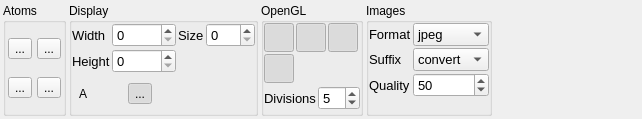
Before: the Qt Designer form settings.ui in piti-diablotin/qAgate, drawn with Qt 5.
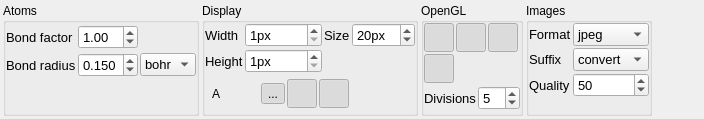
After: the same form once the commit is applied. Icons and pictures are not drawn.

Commit message: - Add copy icon to logger for copy to clipboard the console text - Add trash icon to logger to empty the console - Construct the mendeleev table - Finish the Settings tab (still need to move 3 display tool button)

```diff
--- a/settings.ui
+++ b/settings.ui
@@ -6,7 +6,7 @@
    <rect>
     <x>0</x>
     <y>0</y>
-    <width>642</width>
+    <width>704</width>
     <height>119</height>
    </rect>
   </property>
@@ -25,10 +25,16 @@
   <property name="windowTitle">
    <string>Form</string>
   </property>
-  <layout class="QHBoxLayout" name="horizontalLayout">
-   <property name="spacing">
-    <number>3</number>
-   </property>
+  <property name="toolTip">
+   <string>General setting options</string>
+  </property>
+  <property name="statusTip">
+   <string>General setting options</string>
+  </property>
+  <property name="whatsThis">
+   <string>General setting options</string>
+  </property>
+  <layout class="QGridLayout" name="gridLayout_2">
    <property name="leftMargin">
     <number>3</number>
    </property>
@@ -41,20 +47,30 @@
    <property name="bottomMargin">
     <number>3</number>
    </property>
-   <item>
-    <widget class="QGroupBox" name="atoms">
-     <property name="sizePolicy">
-      <sizepolicy hsizetype="Preferred" vsizetype="Preferred">
-       <horstretch>0</horstretch>
-       <verstretch>0</verstretch>
-      </sizepolicy>
+   <property name="horizontalSpacing">
+    <number>3</number>
+   </property>
+   <item row="0" column="4">
+    <spacer name="horizontalSpacer">
+     <property name="orientation">
+      <enum>Qt::Horizontal</enum>
      </property>
+     <property name="sizeHint" stdset="0">
+      <size>
+       <width>40</width>
+       <height>20</height>
+      </size>
+     </property>
+    </spacer>
+   </item>
+   <item row="0" column="2">
+    <widget class="QGroupBox" name="openGl">
      <property name="title">
-      <string>Atoms</string>
+      <string>OpenGL</string>
      </property>
-     <layout class="QGridLayout" name="gridLayout">
-      <property name="sizeConstraint">
-       <enum>QLayout::SetDefaultConstraint</enum>
+     <layout class="QVBoxLayout" name="verticalLayout">
+      <property name="spacing">
+       <number>0</number>
       </property>
       <property name="leftMargin">
        <number>0</number>
@@ -68,41 +84,252 @@
       <property name="bottomMargin">
        <number>0</number>
       </property>
-      <property name="spacing">
-       <number>3</number>
-      </property>
-      <item row="0" column="0">
-       <widget class="QToolButton" name="toolButton_14">
-        <property name="text">
-         <string>...</string>
-        </property>
+      <item>
+       <widget class="QWidget" name="widget" native="true">
+        <layout class="QGridLayout" name="gridLayout_3">
+         <property name="leftMargin">
+          <number>0</number>
+         </property>
+         <property name="topMargin">
+          <number>0</number>
+         </property>
+         <property name="rightMargin">
+          <number>0</number>
+         </property>
+         <property name="bottomMargin">
+          <number>0</number>
+         </property>
+         <property name="spacing">
+          <number>2</number>
+         </property>
+         <item row="1" column="0">
+          <widget class="QToolButton" name="antialiasing">
+           <property name="toolTip">
+            <string>Switch anti-aliasing</string>
+           </property>
+           <property name="statusTip">
+            <string>Switch anti-aliasing</string>
+           </property>
+           <property name="whatsThis">
+            <string>Switch anti-aliasing</string>
+           </property>
+           <property name="text">
+            <string/>
+           </property>
+           <property name="icon">
+            <iconset resource="qagate.qrc">
+             <normaloff>:/settings/icons/anti-aliasing.svg</normaloff>:/settings/icons/anti-aliasing.svg</iconset>
+           </property>
+           <property name="iconSize">
+            <size>
+             <width>22</width>
+             <height>22</height>
+            </size>
+           </property>
+           <property name="shortcut">
+            <string>Shift+A</string>
+           </property>
+           <property name="checkable">
+            <bool>true</bool>
+           </property>
+           <property name="checked">
+            <bool>true</bool>
+           </property>
+           <property name="autoRaise">
+            <bool>true</bool>
+           </property>
+          </widget>
+         </item>
+         <item row="0" column="2">
+          <widget class="QToolButton" name="light">
+           <property name="toolTip">
+            <string>Switch light</string>
+           </property>
+           <property name="statusTip">
+            <string>Switch light</string>
+           </property>
+           <property name="whatsThis">
+            <string>Switch light</string>
+           </property>
+           <property name="text">
+            <string/>
+           </property>
+           <property name="icon">
+            <iconset resource="qagate.qrc">
+             <normaloff>:/settings/icons/sun.svg</normaloff>:/settings/icons/sun.svg</iconset>
+           </property>
+           <property name="iconSize">
+            <size>
+             <width>22</width>
+             <height>22</height>
+            </size>
+           </property>
+           <property name="shortcut">
+            <string>L</string>
+           </property>
+           <property name="checkable">
+            <bool>true</bool>
+           </property>
+           <property name="checked">
+            <bool>true</bool>
+           </property>
+           <property name="autoRaise">
+            <bool>true</bool>
+           </property>
+          </widget>
+         </item>
+         <item row="0" column="0">
+          <widget class="QToolButton" name="filling">
+           <property name="toolTip">
+            <string>Switch filling</string>
+           </property>
+           <property name="statusTip">
+            <string>Switch filling</string>
+           </property>
+           <property name="whatsThis">
+            <string>Switch filling</string>
+           </property>
+           <property name="text">
+            <string/>
+           </property>
+           <property name="icon">
+            <iconset resource="qagate.qrc">
+             <normaloff>:/settings/icons/mesh.svg</normaloff>:/settings/icons/mesh.svg</iconset>
+           </property>
+           <property name="iconSize">
+            <size>
+             <width>22</width>
+             <height>22</height>
+            </size>
+           </property>
+           <property name="shortcut">
+            <string>O</string>
+           </property>
+           <property name="checkable">
+            <bool>true</bool>
+           </property>
+           <property name="checked">
+            <bool>true</bool>
+           </property>
+           <property name="autoRaise">
+            <bool>true</bool>
+           </property>
+          </widget>
+         </item>
+         <item row="0" column="3">
+          <widget class="QToolButton" name="perspective">
+           <property name="toolTip">
+            <string>Switch perspective</string>
+           </property>
+           <property name="statusTip">
+            <string>Switch perspective</string>
+           </property>
+           <property name="whatsThis">
+            <string>Switch perspective</string>
+           </property>
+           <property name="text">
+            <string/>
+           </property>
+           <property name="icon">
+            <iconset resource="qagate.qrc">
+             <normaloff>:/settings/icons/perspective.svg</normaloff>:/settings/icons/perspective.svg</iconset>
+           </property>
+           <property name="iconSize">
+            <size>
+             <width>22</width>
+             <height>22</height>
+            </size>
+           </property>
+           <property name="shortcut">
+            <string>P</string>
+           </property>
+           <property name="checkable">
+            <bool>true</bool>
+           </property>
+           <property name="checked">
+            <bool>true</bool>
+           </property>
+           <property name="autoRaise">
+            <bool>true</bool>
+           </property>
+          </widget>
+         </item>
+        </layout>
        </widget>
       </item>
-      <item row="0" column="1">
-       <widget class="QToolButton" name="toolButton_16">
-        <property name="text">
-         <string>...</string>
-        </property>
-       </widget>
-      </item>
-      <item row="1" column="0">
-       <widget class="QToolButton" name="toolButton_17">
-        <property name="text">
-         <string>...</string>
-        </property>
-       </widget>
-      </item>
-      <item row="1" column="1">
-       <widget class="QToolButton" name="toolButton_18">
-        <property name="text">
-         <string>...</string>
-        </property>
+      <item>
+       <widget class="QWidget" name="widget_2" native="true">
+        <layout class="QHBoxLayout" name="horizontalLayout_2">
+         <property name="spacing">
+          <number>2</number>
+         </property>
+         <property name="leftMargin">
+          <number>0</number>
+         </property>
+         <property name="topMargin">
+          <number>0</number>
+         </property>
+         <property name="rightMargin">
+          <number>0</number>
+         </property>
+         <property name="bottomMargin">
+          <number>0</number>
+         </property>
+         <item>
+          <widget class="QLabel" name="divLabel">
+           <property name="font">
+            <font>
+             <pointsize>10</pointsize>
+            </font>
+           </property>
+           <property name="text">
+            <string>Divisions</string>
+           </property>
+          </widget>
+         </item>
+         <item>
+          <widget class="QSpinBox" name="ndiv">
+           <property name="font">
+            <font>
+             <pointsize>10</pointsize>
+            </font>
+           </property>
+           <property name="toolTip">
+            <string>Number of divisions</string>
+           </property>
+           <property name="statusTip">
+            <string>Number of divisions for shape plottings</string>
+           </property>
+           <property name="whatsThis">
+            <string>Number of divisions for shape plottings</string>
+           </property>
+           <property name="wrapping">
+            <bool>false</bool>
+           </property>
+           <property name="frame">
+            <bool>true</bool>
+           </property>
+           <property name="keyboardTracking">
+            <bool>false</bool>
+           </property>
+           <property name="minimum">
+            <number>1</number>
+           </property>
+           <property name="maximum">
+            <number>50</number>
+           </property>
+           <property name="value">
+            <number>5</number>
+           </property>
+          </widget>
+         </item>
+        </layout>
        </widget>
       </item>
      </layout>
     </widget>
    </item>
-   <item>
+   <item row="0" column="1">
     <widget class="QGroupBox" name="display">
      <property name="sizePolicy">
       <sizepolicy hsizetype="Fixed" vsizetype="Preferred">
@@ -202,6 +429,12 @@
               <property name="whatsThis">
                <string>Dispaly width</string>
               </property>
+              <property name="suffix">
+               <string>px</string>
+              </property>
+              <property name="minimum">
+               <number>1</number>
+              </property>
               <property name="maximum">
                <number>10000</number>
               </property>
@@ -244,6 +477,12 @@
               <property name="whatsThis">
                <string>Display height</string>
               </property>
+              <property name="suffix">
+               <string>px</string>
+              </property>
+              <property name="minimum">
+               <number>1</number>
+              </property>
               <property name="maximum">
                <number>10000</number>
               </property>
@@ -316,9 +555,18 @@
               <property name="whatsThis">
                <string>Font size</string>
               </property>
+              <property name="keyboardTracking">
+               <bool>true</bool>
+              </property>
+              <property name="suffix">
+               <string>px</string>
+              </property>
               <property name="maximum">
                <number>100</number>
               </property>
+              <property name="value">
+               <number>20</number>
+              </property>
              </widget>
             </item>
            </layout>
@@ -447,6 +695,58 @@
            </property>
           </widget>
          </item>
+         <item>
+          <widget class="QToolButton" name="time">
+           <property name="text">
+            <string/>
+           </property>
+           <property name="icon">
+            <iconset resource="qagate.qrc">
+             <normaloff>:/settings/icons/time.svg</normaloff>:/settings/icons/time.svg</iconset>
+           </property>
+           <property name="iconSize">
+            <size>
+             <width>22</width>
+             <height>22</height>
+            </size>
+           </property>
+           <property name="checkable">
+            <bool>true</bool>
+           </property>
+           <property name="checked">
+            <bool>true</bool>
+           </property>
+           <property name="autoRaise">
+            <bool>true</bool>
+           </property>
+          </widget>
+         </item>
+         <item>
+          <widget class="QToolButton" name="axis">
+           <property name="text">
+            <string/>
+           </property>
+           <property name="icon">
+            <iconset resource="qagate.qrc">
+             <normaloff>:/settings/icons/axis.svg</normaloff>:/settings/icons/axis.svg</iconset>
+           </property>
+           <property name="iconSize">
+            <size>
+             <width>22</width>
+             <height>22</height>
+            </size>
+           </property>
+           <property name="checkable">
+            <bool>true</bool>
+           </property>
+           <property name="checked">
+            <bool>true</bool>
+           </property>
+           <property name="autoRaise">
+            <bool>true</bool>
+           </property>
+          </widget>
+         </item>
          <item>
           <spacer name="horizontalSpacer_2">
            <property name="orientation">
@@ -466,273 +766,7 @@
      </layout>
     </widget>
    </item>
-   <item>
-    <widget class="QGroupBox" name="openGl">
-     <property name="title">
-      <string>OpenGL</string>
-     </property>
-     <layout class="QVBoxLayout" name="verticalLayout">
-      <property name="spacing">
-       <number>0</number>
-      </property>
-      <property name="leftMargin">
-       <number>0</number>
-      </property>
-      <property name="topMargin">
-       <number>0</number>
-      </property>
-      <property name="rightMargin">
-       <number>0</number>
-      </property>
-      <property name="bottomMargin">
-       <number>0</number>
-      </property>
-      <item>
-       <widget class="QWidget" name="widget" native="true">
-        <layout class="QGridLayout" name="gridLayout_3">
-         <property name="leftMargin">
-          <number>0</number>
-         </property>
-         <property name="topMargin">
-          <number>0</number>
-         </property>
-         <property name="rightMargin">
-          <number>0</number>
-         </property>
-         <property name="bottomMargin">
-          <number>0</number>
-         </property>
-         <property name="spacing">
-          <number>2</number>
-         </property>
-         <item row="1" column="0">
-          <widget class="QToolButton" name="antialiasing">
-           <property name="toolTip">
-            <string>Switch anti-aliasing</string>
-           </property>
-           <property name="statusTip">
-            <string>Switch anti-aliasing</string>
-           </property>
-           <property name="whatsThis">
-            <string>Switch anti-aliasing</string>
-           </property>
-           <property name="text">
-            <string/>
-           </property>
-           <property name="icon">
-            <iconset resource="qagate.qrc">
-             <normaloff>:/settings/icons/anti-aliasing.svg</normaloff>:/settings/icons/anti-aliasing.svg</iconset>
-           </property>
-           <property name="iconSize">
-            <size>
-             <width>22</width>
-             <height>22</height>
-            </size>
-           </property>
-           <property name="shortcut">
-            <string>Shift+A</string>
-           </property>
-           <property name="checkable">
-            <bool>true</bool>
-           </property>
-           <property name="checked">
-            <bool>true</bool>
-           </property>
-           <property name="autoRaise">
-            <bool>true</bool>
-           </property>
-          </widget>
-         </item>
-         <item row="0" column="2">
-          <widget class="QToolButton" name="light">
-           <property name="toolTip">
-            <string>Switch light</string>
-           </property>
-           <property name="statusTip">
-            <string>Switch light</string>
-           </property>
-           <property name="whatsThis">
-            <string>Switch light</string>
-           </property>
-           <property name="text">
-            <string/>
-           </property>
-           <property name="icon">
-            <iconset resource="qagate.qrc">
-             <normaloff>:/settings/icons/sun.svg</normaloff>:/settings/icons/sun.svg</iconset>
-           </property>
-           <property name="iconSize">
-            <size>
-             <width>22</width>
-             <height>22</height>
-            </size>
-           </property>
-           <property name="shortcut">
-            <string>L</string>
-           </property>
-           <property name="checkable">
-            <bool>true</bool>
-           </property>
-           <property name="checked">
-            <bool>true</bool>
-           </property>
-           <property name="autoRaise">
-            <bool>true</bool>
-           </property>
-          </widget>
-         </item>
-         <item row="0" column="0">
-          <widget class="QToolButton" name="filling">
-           <property name="toolTip">
-            <string>Switch filling</string>
-           </property>
-           <property name="statusTip">
-            <string>Switch filling</string>
-           </property>
-           <property name="whatsThis">
-            <string>Switch filling</string>
-           </property>
-           <property name="text">
-            <string/>
-           </property>
-           <property name="icon">
-            <iconset resource="qagate.qrc">
-             <normaloff>:/settings/icons/mesh.svg</normaloff>:/settings/icons/mesh.svg</iconset>
-           </property>
-           <property name="iconSize">
-            <size>
-             <width>22</width>
-             <height>22</height>
-            </size>
-           </property>
-           <property name="shortcut">
-            <string>O</string>
-           </property>
-           <property name="checkable">
-            <bool>true</bool>
-           </property>
-           <property name="checked">
-            <bool>true</bool>
-           </property>
-           <property name="autoRaise">
-            <bool>true</bool>
-           </property>
-          </widget>
-         </item>
-         <item row="0" column="3">
-          <widget class="QToolButton" name="perspective">
-           <property name="toolTip">
-            <string>Switch perspective</string>
-           </property>
-           <property name="statusTip">
-            <string>Switch perspective</string>
-           </property>
-           <property name="whatsThis">
-            <string>Switch perspective</string>
-           </property>
-           <property name="text">
-            <string/>
-           </property>
-           <property name="icon">
-            <iconset resource="qagate.qrc">
-             <normaloff>:/settings/icons/perspective.svg</normaloff>:/settings/icons/perspective.svg</iconset>
-           </property>
-           <property name="iconSize">
-            <size>
-             <width>22</width>
-             <height>22</height>
-            </size>
-           </property>
-           <property name="shortcut">
-            <string>P</string>
-           </property>
-           <property name="checkable">
-            <bool>true</bool>
-           </property>
-           <property name="checked">
-            <bool>true</bool>
-           </property>
-           <property name="autoRaise">
-            <bool>true</bool>
-           </property>
-          </widget>
-         </item>
-        </layout>
-       </widget>
-      </item>
-      <item>
-       <widget class="QWidget" name="widget_2" native="true">
-        <layout class="QHBoxLayout" name="horizontalLayout_2">
-         <property name="spacing">
-          <number>2</number>
-         </property>
-         <property name="leftMargin">
-          <number>0</number>
-         </property>
-         <property name="topMargin">
-          <number>0</number>
-         </property>
-         <property name="rightMargin">
-          <number>0</number>
-         </property>
-         <property name="bottomMargin">
-          <number>0</number>
-         </property>
-         <item>
-          <widget class="QLabel" name="divLabel">
-           <property name="font">
-            <font>
-             <pointsize>10</pointsize>
-            </font>
-           </property>
-           <property name="text">
-            <string>Divisions</string>
-           </property>
-          </widget>
-         </item>
-         <item>
-          <widget class="QSpinBox" name="ndiv">
-           <property name="font">
-            <font>
-             <pointsize>10</pointsize>
-            </font>
-           </property>
-           <property name="toolTip">
-            <string>Number of divisions</string>
-           </property>
-           <property name="statusTip">
-            <string>Number of divisions for shape plottings</string>
-           </property>
-           <property name="whatsThis">
-            <string>Number of divisions for shape plottings</string>
-           </property>
-           <property name="wrapping">
-            <bool>false</bool>
-           </property>
-           <property name="frame">
-            <bool>true</bool>
-           </property>
-           <property name="keyboardTracking">
-            <bool>false</bool>
-           </property>
-           <property name="minimum">
-            <number>1</number>
-           </property>
-           <property name="maximum">
-            <number>50</number>
-           </property>
-           <property name="value">
-            <number>5</number>
-           </property>
-          </widget>
-         </item>
-        </layout>
-       </widget>
-      </item>
-     </layout>
-    </widget>
-   </item>
-   <item>
+   <item row="0" column="3">
     <widget class="QGroupBox" name="images">
      <property name="title">
       <string>Images</string>
@@ -856,18 +890,173 @@
      </layout>
     </widget>
    </item>
-   <item>
-    <spacer name="horizontalSpacer">
-     <property name="orientation">
-      <enum>Qt::Horizontal</enum>
+   <item row="0" column="0">
+    <widget class="QGroupBox" name="atoms">
+     <property name="sizePolicy">
+      <sizepolicy hsizetype="Preferred" vsizetype="Preferred">
+       <horstretch>0</horstretch>
+       <verstretch>0</verstretch>
+      </sizepolicy>
      </property>
-     <property name="sizeHint" stdset="0">
-      <size>
-       <width>40</width>
-       <height>20</height>
-      </size>
+     <property name="title">
+      <string>Atoms</string>
      </property>
-    </spacer>
+     <layout class="QVBoxLayout" name="verticalLayout_2">
+      <property name="spacing">
+       <number>3</number>
+      </property>
+      <property name="sizeConstraint">
+       <enum>QLayout::SetDefaultConstraint</enum>
+      </property>
+      <property name="leftMargin">
+       <number>0</number>
+      </property>
+      <property name="topMargin">
+       <number>0</number>
+      </property>
+      <property name="rightMargin">
+       <number>0</number>
+      </property>
+      <property name="bottomMargin">
+       <number>0</number>
+      </property>
+      <item>
+       <widget class="QWidget" name="widget_7" native="true">
+        <layout class="QGridLayout" name="gridLayout_4">
+         <property name="leftMargin">
+          <number>0</number>
+         </property>
+         <property name="topMargin">
+          <number>0</number>
+         </property>
+         <property name="rightMargin">
+          <number>0</number>
+         </property>
+         <property name="bottomMargin">
+          <number>0</number>
+         </property>
+         <property name="spacing">
+          <number>2</number>
+         </property>
+         <item row="1" column="1">
+          <widget class="QDoubleSpinBox" name="bondRadius">
+           <property name="font">
+            <font>
+             <pointsize>10</pointsize>
+            </font>
+           </property>
+           <property name="suffix">
+            <string/>
+           </property>
+           <property name="decimals">
+            <number>3</number>
+           </property>
+           <property name="minimum">
+            <double>0.010000000000000</double>
+           </property>
+           <property name="maximum">
+            <double>9.990000000000000</double>
+           </property>
+           <property name="singleStep">
+            <double>0.050000000000000</double>
+           </property>
+           <property name="value">
+            <double>0.150000000000000</double>
+           </property>
+          </widget>
+         </item>
+         <item row="0" column="1">
+          <widget class="QDoubleSpinBox" name="bond">
+           <property name="font">
+            <font>
+             <pointsize>10</pointsize>
+            </font>
+           </property>
+           <property name="minimum">
+            <double>0.100000000000000</double>
+           </property>
+           <property name="singleStep">
+            <double>0.100000000000000</double>
+           </property>
+           <property name="value">
+            <double>1.000000000000000</double>
+           </property>
+          </widget>
+         </item>
+         <item row="0" column="0">
+          <widget class="QLabel" name="bondLabel">
+           <property name="font">
+            <font>
+             <pointsize>10</pointsize>
+            </font>
+           </property>
+           <property name="text">
+            <string>Bond factor</string>
+           </property>
+          </widget>
+         </item>
+         <item row="1" column="0">
+          <widget class="QLabel" name="radiusLabel">
+           <property name="font">
+            <font>
+             <pointsize>10</pointsize>
+            </font>
+           </property>
+           <property name="text">
+            <string>Bond radius</string>
+           </property>
+          </widget>
+         </item>
+         <item row="1" column="2">
+          <widget class="QComboBox" name="comboBox">
+           <property name="font">
+            <font>
+             <pointsize>10</pointsize>
+            </font>
+           </property>
+           <item>
+            <property name="text">
+             <string>bohr</string>
+            </property>
+           </item>
+           <item>
+            <property name="text">
+             <string>A</string>
+            </property>
+           </item>
+          </widget>
+         </item>
+        </layout>
+       </widget>
+      </item>
+      <item>
+       <widget class="QToolButton" name="mendeleev">
+        <property name="sizePolicy">
+         <sizepolicy hsizetype="Expanding" vsizetype="Fixed">
+          <horstretch>0</horstretch>
+          <verstretch>0</verstretch>
+         </sizepolicy>
+        </property>
+        <property name="text">
+         <string/>
+        </property>
+        <property name="icon">
+         <iconset resource="qagate.qrc">
+          <normaloff>:/settings/icons/mendeleev.svg</normaloff>:/settings/icons/mendeleev.svg</iconset>
+        </property>
+        <property name="iconSize">
+         <size>
+          <width>54</width>
+          <height>22</height>
+         </size>
+        </property>
+        <property name="autoRaise">
+         <bool>true</bool>
+        </property>
+       </widget>
+      </item>
+     </layout>
+    </widget>
    </item>
   </layout>
  </widget>
```
Left out of the diff: 162 changed lines with no effect on the pictures. The commit also changes 24 other files.
